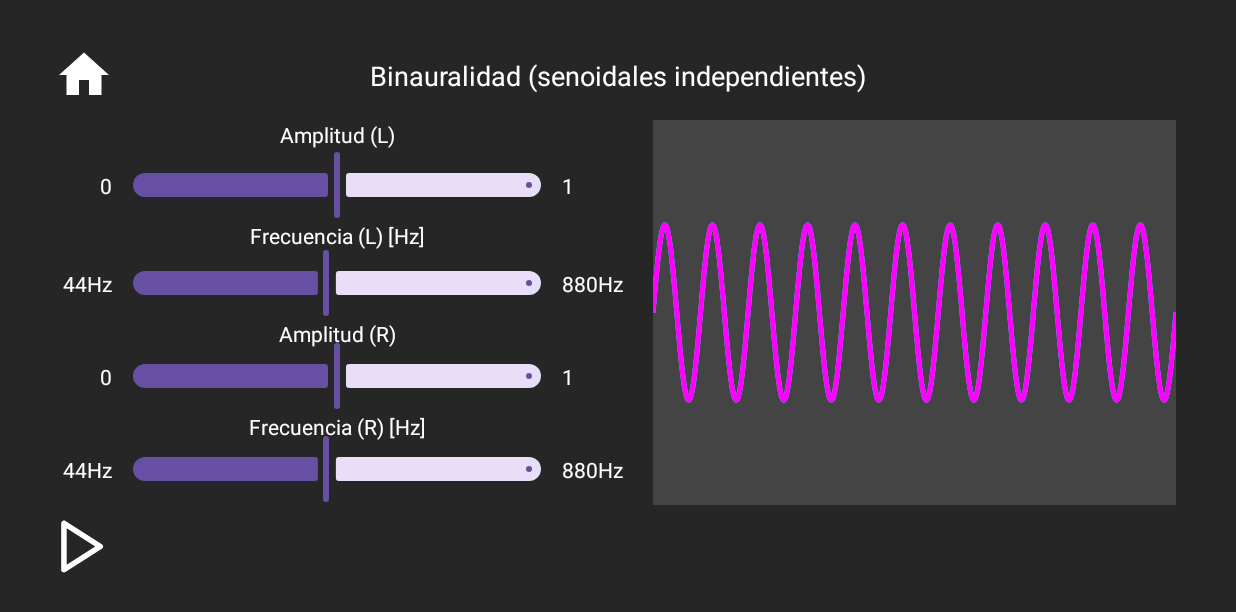
After one commit to cnavarrete-ifc/DemoUniversum, an Android app: the Binaural3 screen opened directly, with no data from a screen before it, on a phone screen of 824 x 412 dp (held sideways). The commit adds this screen. Shown: the top 612 px of the screen. Run offline under Robolectric (Android 15) with nearby library versions, the phone set to English and light mode, and no system bars.

Commit message:
App nueva. Binauralidad 3, ondas senoidales independientes para cada canal de audio

```diff
--- a/app/src/main/AndroidManifest.xml
+++ b/app/src/main/AndroidManifest.xml
@@ -14,9 +14,13 @@
         android:supportsRtl="true"
         android:theme="@style/Theme.DemoUniversum">
         <activity
+            android:name=".Binaural3"
+            android:exported="false"
+            android:screenOrientation="landscape"/>
+        <activity
             android:name=".Binaural2"
             android:exported="false"
-            android:screenOrientation="landscape"/>
+            android:screenOrientation="landscape" />
         <activity
             android:name=".Espectrograma"
             android:exported="false"
--- /dev/null
+++ b/app/src/main/java/com/example/demouniversum/Binaural3.kt
@@ -0,0 +1,215 @@
+package com.example.demouniversum
+
+import android.graphics.Path
+import android.media.AudioAttributes
+import android.media.AudioFormat
+import android.media.AudioTrack
+import android.os.Bundle
+import android.widget.ImageButton
+import androidx.appcompat.app.AppCompatActivity
+import com.google.android.material.slider.Slider
+import kotlin.concurrent.thread
+import kotlin.math.sin
+
+
+class Binaural3 : AppCompatActivity() {
+
+    // --- Variables de UI ---
+    private var isPlaying = false
+    private lateinit var playPauseButton: ImageButton
+    private lateinit var ampSliderL: Slider
+    private lateinit var ampSliderR: Slider
+    private lateinit var freqSliderL: Slider
+    private lateinit var freqSliderR: Slider
+    private lateinit var visualizerView: VisualizerView2
+
+    // --- Variables de Audio ---
+    private lateinit var audioTrack: AudioTrack
+    private var audioThread: Thread? = null
+    private val sampleRate = 44100
+
+    @Volatile private var currentFrequencyL = 440.0
+    @Volatile private var currentFrequencyR = 440.0
+    @Volatile private var amplitudeLeft = 0.5
+    @Volatile private var amplitudeRight = 0.5
+
+
+    // --- Variables de Visualización ---
+    private val leftWavePath = Path()
+    private val rightWavePath = Path()
+
+    override fun onCreate(savedInstanceState: Bundle?) {
+        super.onCreate(savedInstanceState)
+        setContentView(R.layout.activity_binaural3)
+        setupViews()
+        setupListeners()
+    }
+
+    private fun setupViews() {
+        playPauseButton = findViewById(R.id.playPauseButton)
+        ampSliderL = findViewById(R.id.ampSlider)
+        ampSliderR = findViewById(R.id.ampSlider2)
+        freqSliderL = findViewById(R.id.freqSlider)
+        freqSliderR = findViewById(R.id.difSlider)
+        visualizerView = findViewById(R.id.visualizerView)
+        findViewById<ImageButton>(R.id.button_home).setOnClickListener { finish() }
+
+
+        // La vista se actualiza sola la primera vez
+        visualizerView.post { updateWavePaths() }
+    }
+
+    private fun setupListeners() {
+        playPauseButton.setOnClickListener {
+            isPlaying = !isPlaying
+            if (isPlaying) {
+                startAudio()
+                playPauseButton.setImageResource(R.drawable.ic_pause)
+            } else {
+                stopAudio()
+                playPauseButton.setImageResource(R.drawable.ic_play)
+            }
+        }
+
+        // SLIDERS DE AMPLITUDES
+        ampSliderL.addOnChangeListener { _, value, fromUser ->
+            if (fromUser) {
+                amplitudeLeft = value.toDouble()
+                updateWavePaths()
+            }
+        }
+
+        ampSliderR.addOnChangeListener { _, value, fromUser ->
+            if (fromUser) {
+                amplitudeRight = value.toDouble()
+                updateWavePaths()
+            }
+        }
+
+        // SLIDERS DE FRECUENCIAS
+        freqSliderL.addOnChangeListener { _, value, fromUser ->
+            if (fromUser) {
+                currentFrequencyL = value.toDouble()
+                updateWavePaths()
+            }
+        }
+
+        freqSliderR.addOnChangeListener { _, value, fromUser ->
+            if (fromUser) {
+                currentFrequencyR = value.toDouble()
+                updateWavePaths()
+            }
+        }
+    }
+
+    private fun startAudio() {
+        stopAudio()
+
+        val minBufferSizeInBytes = AudioTrack.getMinBufferSize(sampleRate, AudioFormat.CHANNEL_OUT_STEREO, AudioFormat.ENCODING_PCM_16BIT)
+
+        audioTrack = AudioTrack.Builder()
+            .setAudioAttributes(AudioAttributes.Builder().setUsage(AudioAttributes.USAGE_MEDIA).setContentType(AudioAttributes.CONTENT_TYPE_MUSIC).build())
+            .setAudioFormat(AudioFormat.Builder().setEncoding(AudioFormat.ENCODING_PCM_16BIT).setSampleRate(sampleRate).setChannelMask(AudioFormat.CHANNEL_OUT_STEREO).build())
+            .setBufferSizeInBytes(minBufferSizeInBytes)
+            .build()
+
+        audioThread = thread(start = true) {
+            // El tamaño del buffer viene en bytes, pero usamos un ShortArray, así que dividimos por 2.
+            val buffer = ShortArray(minBufferSizeInBytes / 2)
+            var phaseL = 0.0
+            var phaseR = 0.0
+
+            try {
+                audioTrack.play()
+                while (!Thread.currentThread().isInterrupted) {
+                    // Copias locales para evitar problemas de concurrencia dentro del bucle
+                    val localAmpL = amplitudeLeft
+                    val localAmpR = amplitudeRight
+                    val localFreqL = currentFrequencyL
+                    val localFreqR = currentFrequencyR
+
+                    // Generamos las muestras para cada canal (Izquierda y Derecha)
+                    for (i in buffer.indices step 2) {
+                        // Muestra para el canal Izquierdo
+                        buffer[i] = (localAmpL * sin(phaseL) * Short.MAX_VALUE).toInt().toShort()
+                        // Muestra para el canal Derecho
+                        buffer[i + 1] = (localAmpR * sin(phaseR) * Short.MAX_VALUE).toInt().toShort()
+
+                        // Avanzamos la fase para cada canal de forma independiente
+                        phaseL += 2 * Math.PI * localFreqL / sampleRate
+                        phaseR += 2 * Math.PI * localFreqR / sampleRate
+                    }
+
+                    if (phaseL > 2 * Math.PI) phaseL -= 2 * Math.PI
+                    if (phaseR > 2 * Math.PI) phaseR -= 2 * Math.PI
+
+                    audioTrack.write(buffer, 0, buffer.size)
+                }
+            } catch (e: InterruptedException) {
+                Thread.currentThread().interrupt()
+            } finally {
+                // Nos aseguramos de parar y liberar el AudioTrack de forma segura
+                if (this::audioTrack.isInitialized) {
+                    if (audioTrack.playState == AudioTrack.PLAYSTATE_PLAYING) {
+                        audioTrack.stop()
+                    }
+                    audioTrack.release()
+                }
+            }
+        }
+    }
+
+    private fun stopAudio() {
+        audioThread?.interrupt()
+        audioThread = null
+    }
+
+    private fun updateWavePaths() {
+        if (visualizerView.width == 0 || visualizerView.height == 0) return
+
+        leftWavePath.reset()
+        rightWavePath.reset()
+
+        val viewWidth = visualizerView.width.toFloat()
+        val viewHeight = visualizerView.height.toFloat()
+        val centerY = viewHeight / 2
+        // Usamos una ventana de tiempo fija para que la visualización sea estable
+        val timeWindowSeconds = 0.025
+
+        val numSamplesForView = (viewWidth * 2).toInt()
+
+        leftWavePath.moveTo(0f, centerY)
+        rightWavePath.moveTo(0f, centerY)
+
+        for (i in 0..numSamplesForView) {
+            val x = i.toFloat() / numSamplesForView * viewWidth
+            val t = (i.toFloat() / numSamplesForView) * timeWindowSeconds
+
+            // Onda Izquierda: se calcula con su propia frecuencia y amplitud
+            val angleL = 2 * Math.PI * currentFrequencyL * t
+            val yLeft = centerY - (sin(angleL) * amplitudeLeft * (viewHeight / 2.2)).toFloat()
+            leftWavePath.lineTo(x, yLeft)
+
+            // Onda Derecha: se calcula con su propia frecuencia y amplitud
+            val angleR = 2 * Math.PI * currentFrequencyR * t
+            val yRight = centerY - (sin(angleR) * amplitudeRight * (viewHeight / 2.2)).toFloat()
+            rightWavePath.lineTo(x, yRight)
+        }
+
+        visualizerView.setWavePaths(leftWavePath, rightWavePath)
+    }
+
+    override fun onStop() {
+        super.onStop()
+        if (isPlaying) {
+            isPlaying = false
+            stopAudio()
+            playPauseButton.setImageResource(R.drawable.ic_play)
+        }
+    }
+
+    override fun onDestroy() {
+        super.onDestroy()
+        stopAudio()
+    }
+}
--- a/app/src/main/java/com/example/demouniversum/MainActivity.kt
+++ b/app/src/main/java/com/example/demouniversum/MainActivity.kt
@@ -22,7 +22,7 @@ class MainActivity : AppCompatActivity() {
 
         // Listener para el primer botón
         button1.setOnClickListener {
-            val intent = Intent(this, FreqAmp::class.java)
+            val intent = Intent(this, Binaural3::class.java)
             startActivity(intent)
         }
 
--- /dev/null
+++ b/app/src/main/res/layout/activity_binaural3.xml
@@ -0,0 +1,265 @@
+<?xml version="1.0" encoding="utf-8"?>
+<androidx.constraintlayout.widget.ConstraintLayout xmlns:android="http://schemas.android.com/apk/res/android"
+    xmlns:app="http://schemas.android.com/apk/res-auto"
+    xmlns:tools="http://schemas.android.com/tools"
+    android:id="@+id/main"
+    android:layout_width="match_parent"
+    android:layout_height="match_parent"
+    android:background="#262626"
+    android:padding="10dp"
+    tools:context=".Binaural3">
+
+
+
+    <!-- 1. Instrucción / Estado -->
+    <TextView
+        android:id="@+id/statusTextView"
+        android:layout_width="wrap_content"
+        android:layout_height="wrap_content"
+        android:text="Binauralidad (senoidales independientes)"
+        android:textColor="@android:color/white"
+        android:textSize="18sp"
+        app:layout_constraintBottom_toBottomOf="@+id/button_home"
+        app:layout_constraintEnd_toEndOf="parent"
+        app:layout_constraintStart_toStartOf="parent"
+        app:layout_constraintTop_toTopOf="@+id/button_home" />
+
+    <!--                    Gráfica                      -->
+    <com.example.demouniversum.VisualizerView2
+        android:id="@+id/visualizerView"
+        android:layout_width="0dp"
+        android:layout_height="0dp"
+        android:layout_marginEnd="30dp"
+        android:layout_marginStart="20dp"
+        android:background="#444"
+        android:padding="10dp"
+        app:layout_constraintStart_toEndOf="@id/dif_label_R"
+        app:layout_constraintEnd_toEndOf="parent"
+        app:layout_constraintTop_toBottomOf="@id/button_home"
+        app:layout_constraintBottom_toTopOf="@id/playPauseButton"/>
+
+
+    <!--                    Amplitud L    -->
+    <TextView
+        android:id="@+id/amp_label"
+        android:layout_width="wrap_content"
+        android:layout_height="wrap_content"
+        android:text="Amplitud (L)"
+        android:textColor="@android:color/white"
+        android:layout_marginBottom="-5dp"
+        app:layout_constraintBottom_toTopOf="@+id/ampSlider"
+        app:layout_constraintEnd_toEndOf="@id/ampSlider"
+        app:layout_constraintStart_toStartOf="@+id/ampSlider"
+        app:layout_constraintTop_toBottomOf="@+id/button_home" />
+
+    <com.google.android.material.slider.Slider
+        android:id="@+id/ampSlider"
+        android:layout_width="300dp"
+        android:layout_height="wrap_content"
+        android:value="0.5"
+        android:valueFrom="0.0"
+        android:valueTo="1.0"
+        app:layout_constraintBottom_toTopOf="@id/freq_label"
+        app:layout_constraintEnd_toEndOf="@id/freqSlider"
+        app:layout_constraintStart_toStartOf="@id/freqSlider"
+        app:layout_constraintTop_toBottomOf="@+id/amp_label"/>
+
+    <TextView
+        android:id="@+id/label_R_amp"
+        android:layout_width="wrap_content"
+        android:layout_height="wrap_content"
+        android:text="1"
+        android:textColor="@android:color/white"
+        app:layout_constraintStart_toEndOf="@id/ampSlider"
+        app:layout_constraintTop_toTopOf="@id/ampSlider"
+        app:layout_constraintBottom_toBottomOf="@id/ampSlider"/>
+
+    <TextView
+        android:id="@+id/label_L_amp"
+        android:layout_width="wrap_content"
+        android:layout_height="wrap_content"
+        android:text="0"
+        android:textColor="@android:color/white"
+        app:layout_constraintEnd_toStartOf="@+id/ampSlider"
+        app:layout_constraintTop_toTopOf="@id/ampSlider"
+        app:layout_constraintBottom_toBottomOf="@id/ampSlider"/>
+
+
+    <TextView
+        android:id="@+id/freq_label"
+        android:layout_width="wrap_content"
+        android:layout_height="wrap_content"
+        android:text="Frecuencia (L) [Hz]"
+        android:textColor="@android:color/white"
+        android:layout_marginBottom="-5dp"
+        app:layout_constraintStart_toStartOf="@+id/freqSlider"
+        app:layout_constraintEnd_toEndOf="@id/freqSlider"
+        app:layout_constraintBottom_toTopOf="@+id/freqSlider"
+        app:layout_constraintTop_toBottomOf="@id/ampSlider"/>
+
+    <com.google.android.material.slider.Slider
+        android:id="@+id/freqSlider"
+        android:layout_width="300dp"
+        android:layout_height="wrap_content"
+        android:value="440.0"
+        android:valueFrom="44.0"
+        android:valueTo="880.0"
+        app:layout_constraintBottom_toTopOf="@+id/label_amp2"
+        app:layout_constraintStart_toStartOf="@id/difSlider"
+        app:layout_constraintTop_toBottomOf="@id/freq_label" />
+
+    <TextView
+        android:id="@+id/label_L"
+        android:layout_width="wrap_content"
+        android:layout_height="wrap_content"
+        android:text="44Hz"
+        android:textColor="@android:color/white"
+        app:layout_constraintBottom_toBottomOf="@id/freqSlider"
+        app:layout_constraintEnd_toStartOf="@id/freqSlider"
+        app:layout_constraintTop_toTopOf="@id/freqSlider" />
+
+    <TextView
+        android:id="@+id/label_R"
+        android:layout_width="wrap_content"
+        android:layout_height="wrap_content"
+        android:text="880Hz"
+        android:textColor="@android:color/white"
+        app:layout_constraintTop_toTopOf="@id/freqSlider"
+        app:layout_constraintBottom_toBottomOf="@id/freqSlider"
+        app:layout_constraintStart_toEndOf="@id/freqSlider"/>
+
+    <TextView
+        android:id="@+id/label_amp2"
+        android:layout_width="wrap_content"
+        android:layout_height="wrap_content"
+        android:text="Amplitud (R)"
+        android:textColor="@android:color/white"
+        android:layout_marginBottom="-5dp"
+        app:layout_constraintBottom_toTopOf="@+id/ampSlider2"
+        app:layout_constraintStart_toStartOf="@+id/ampSlider2"
+        app:layout_constraintEnd_toEndOf="@+id/ampSlider2"
+        app:layout_constraintTop_toBottomOf="@id/freqSlider"/>
+
+    <com.google.android.material.slider.Slider
+        android:id="@+id/ampSlider2"
+        android:layout_width="300dp"
+        android:layout_height="wrap_content"
+        android:value="0.5"
+        android:valueFrom="0.0"
+        android:valueTo="1.0"
+        app:layout_constraintTop_toBottomOf="@+id/label_amp2"
+        app:layout_constraintBottom_toTopOf="@id/dif_label"
+        app:layout_constraintStart_toStartOf="@id/freqSlider"
+        app:layout_constraintEnd_toEndOf="@id/freqSlider"/>
+
+    <TextView
+        android:id="@+id/label_L2"
+        android:layout_width="wrap_content"
+        android:layout_height="wrap_content"
+        android:text="0"
+        android:textColor="@android:color/white"
+        app:layout_constraintBottom_toBottomOf="@id/ampSlider2"
+        app:layout_constraintEnd_toStartOf="@id/ampSlider2"
+        app:layout_constraintTop_toTopOf="@id/ampSlider2" />
+
+    <TextView
+        android:id="@+id/label_R2"
+        android:layout_width="wrap_content"
+        android:layout_height="wrap_content"
+        android:text="1"
+        android:textColor="@android:color/white"
+        app:layout_constraintTop_toTopOf="@id/ampSlider2"
+        app:layout_constraintBottom_toBottomOf="@id/ampSlider2"
+        app:layout_constraintStart_toEndOf="@id/ampSlider2"/>
+
+
+
+    <TextView
+        android:id="@+id/dif_label"
+        android:layout_width="wrap_content"
+        android:layout_height="wrap_content"
+        android:text="Frecuencia (R) [Hz]"
+        android:textColor="@android:color/white"
+        android:layout_marginBottom="-5dp"
+        app:layout_constraintTop_toBottomOf="@id/ampSlider2"
+        app:layout_constraintBottom_toTopOf="@id/difSlider"
+        app:layout_constraintStart_toStartOf="@id/difSlider"
+        app:layout_constraintEnd_toEndOf="@id/difSlider"
+        />
+
+    <com.google.android.material.slider.Slider
+        android:id="@+id/difSlider"
+        android:layout_width="300dp"
+        android:layout_height="wrap_content"
+        android:value="440.0"
+        android:valueFrom="44.0"
+        android:valueTo="880.0"
+        app:layout_constraintBottom_toTopOf="@id/playPauseButton"
+        app:layout_constraintTop_toBottomOf="@id/dif_label"
+        app:layout_constraintStart_toStartOf="@id/freqSlider"
+        app:layout_constraintEnd_toEndOf="@id/freqSlider"/>
+
+    <TextView
+        android:id="@+id/dif_label_L"
+        android:layout_width="wrap_content"
+        android:layout_height="wrap_content"
+        android:text="44Hz"
+        android:layout_marginStart="16dp"
+        android:textColor="@android:color/white"
+        app:layout_constraintBottom_toBottomOf="@id/difSlider"
+        app:layout_constraintEnd_toStartOf="@+id/difSlider"
+        app:layout_constraintStart_toStartOf="@+id/playPauseButton"
+        app:layout_constraintTop_toTopOf="@id/difSlider" />
+
+    <TextView
+        android:id="@+id/dif_label_R"
+        android:layout_width="wrap_content"
+        android:layout_height="wrap_content"
+        android:text="880Hz"
+        android:textColor="@android:color/white"
+        app:layout_constraintTop_toTopOf="@id/difSlider"
+        app:layout_constraintBottom_toBottomOf="@id/difSlider"
+        app:layout_constraintStart_toEndOf="@id/difSlider"
+        app:layout_constraintEnd_toStartOf="@id/visualizerView"/>
+
+
+
+
+
+
+    <!-- 4. Botón de Play/Pausa -->
+    <ImageButton
+        android:id="@+id/playPauseButton"
+        android:layout_width="55dp"
+        android:layout_height="55dp"
+        android:background="?attr/selectableItemBackgroundBorderless"
+        android:contentDescription="Reproducir o pausar"
+        android:padding="10dp"
+        android:layout_marginStart="16dp"
+        android:layout_marginBottom="10dp"
+        android:scaleType="fitCenter"
+        android:src="@drawable/ic_play"
+        app:layout_constraintBottom_toBottomOf="parent"
+        app:layout_constraintStart_toStartOf="parent"
+        app:tint="@android:color/white" />
+
+
+
+
+    <!--            Botón home          -->
+    <ImageButton
+        android:id="@+id/button_home"
+        android:layout_width="60dp"
+        android:layout_height="60dp"
+        android:layout_marginStart="16dp"
+        android:layout_marginTop="10dp"
+        android:background="?attr/selectableItemBackgroundBorderless"
+        android:contentDescription="Volver al inicio"
+        android:padding="10dp"
+        android:src="@drawable/home"
+        android:scaleType="fitCenter"
+        app:tint="@android:color/white"
+        app:layout_constraintTop_toTopOf="parent"
+        app:layout_constraintStart_toStartOf="parent" />
+
+</androidx.constraintlayout.widget.ConstraintLayout>
--- a/app/src/main/res/layout/activity_main.xml
+++ b/app/src/main/res/layout/activity_main.xml
@@ -37,25 +37,7 @@
                 android:layout_width="wrap_content"
                 android:layout_height="wrap_content"
                 android:singleLine="false"
-                android:text="Frecuencia"
-                android:textColor="@android:color/white"
-                android:textSize="30sp"
-                android:textStyle="bold"
-                android:gravity="center" />
-            <TextView
-                android:layout_width="wrap_content"
-                android:layout_height="wrap_content"
-                android:singleLine="false"
-                android:text="vs"
-                android:textColor="@android:color/white"
-                android:textSize="30sp"
-                android:textStyle="bold"
-                android:gravity="center" />
-            <TextView
-                android:layout_width="wrap_content"
-                android:layout_height="wrap_content"
-                android:singleLine="false"
-                android:text="amplitud"
+                android:text="Canales independientes"
                 android:textColor="@android:color/white"
                 android:textSize="30sp"
                 android:textStyle="bold"
```
